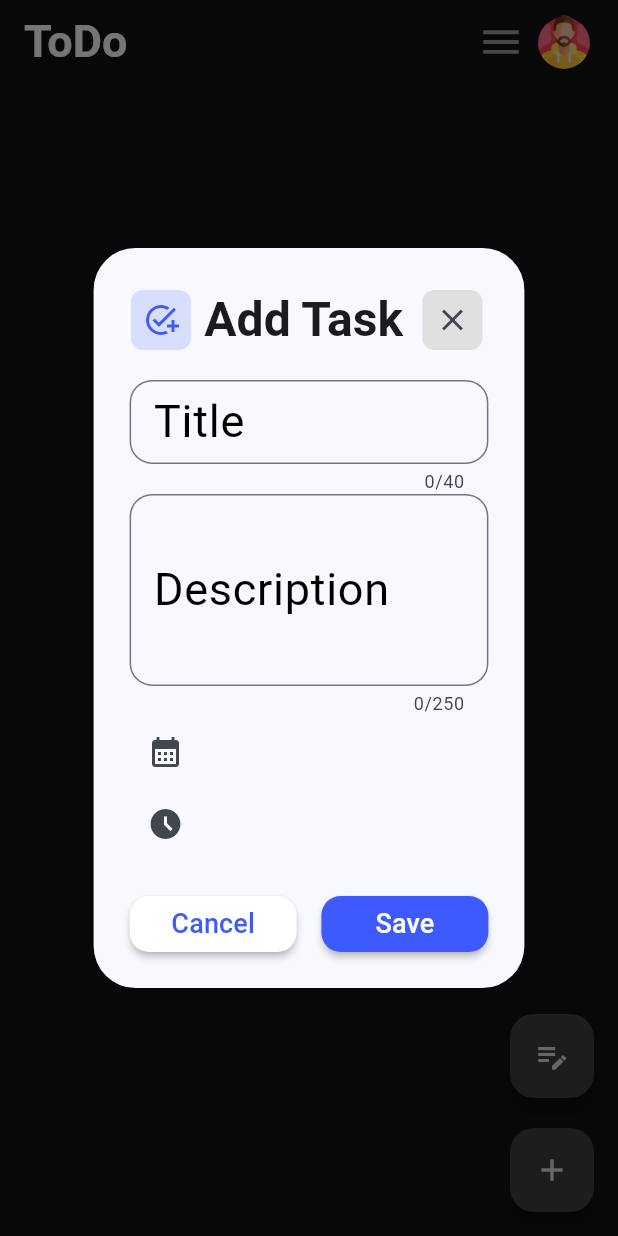
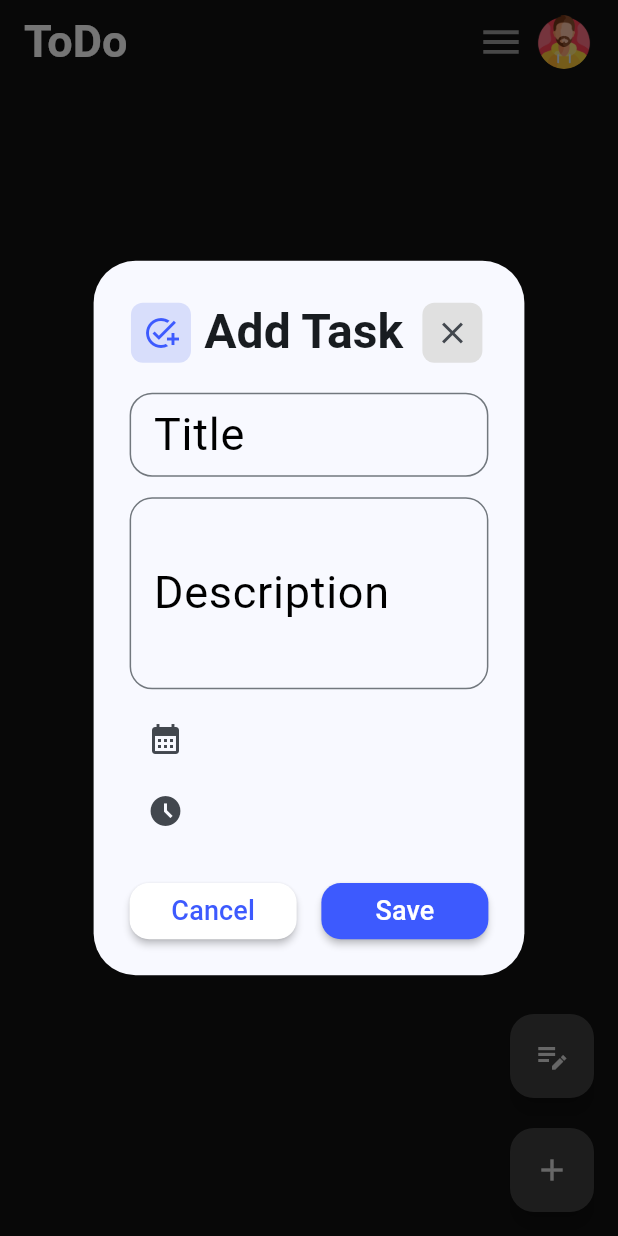
Before and after one commit to KerlosGirgis/Todo, a Flutter app: the screen it shows after launch, after a tap on the "add" icon, on a phone screen of 412 x 824 dp. Run offline on Flutter 3.47's test engine with Material 3 defaults, Android fonts, the phone set to English and light mode, and no system bars; drawn by our look-alikes of auto_size_text; our stand-ins replace file_picker, fl_chart, flutter_local_notifications, flutter_secure_storage, flutter_staggered_animations, fluttertoast and 6 more; missing offline and left inert: flex_color_picker, home_widget; accounts and stored records are empty; Roboto replaces fonts that are missing (arial).

Commit message:
removed max length from tasks and notes UI improvements

```diff
--- a/lib/services/color_provider.dart
+++ b/lib/services/color_provider.dart
@@ -24,6 +24,7 @@ class ColorProvider {
   Color? noteEditorText;
   Color? noteEditorButtons;
   Color? appBarIcons;
+  Color? moreLess;
 
   ColorProvider(this.theme) {
     if (theme == 1) {
@@ -50,6 +51,7 @@ class ColorProvider {
       noteEditorText=Colors.white;
       noteEditorButtons=Colors.white;
       appBarIcons=Colors.grey;
+      moreLess = const Color(0xff90CAF9);
 
     } else {
       floatingActionButtonBackground = Color(0xff3D5AFE);
@@ -75,6 +77,7 @@ class ColorProvider {
       noteEditorText=Colors.black;
       noteEditorButtons=Colors.black;
       appBarIcons=const Color(0xff616161);
+      moreLess = const Color(0xff3D5AFE);
     }
   }
 }
--- a/lib/view/pages/notes_page.dart
+++ b/lib/view/pages/notes_page.dart
@@ -215,7 +215,7 @@ class _NotesPageState extends State<NotesPage> {
                                                 children: [
                                                   Center(
                                                     child: Text(
-                                                      maxLines: 5,
+                                                      maxLines: 4,
                                                       textAlign:
                                                           TextAlign.center,
                                                       overflow:
--- a/lib/view/widgets/add_note_dialog.dart
+++ b/lib/view/widgets/add_note_dialog.dart
@@ -79,7 +79,6 @@ class AddNoteDialog extends StatelessWidget {
                   TextField(
                     controller: titleController,
                     maxLines: 1,
-                    maxLength: 50,
                     decoration: InputDecoration(
                         labelText: "Title",
                         labelStyle: TextStyle(
--- a/lib/view/widgets/add_task_dialog.dart
+++ b/lib/view/widgets/add_task_dialog.dart
@@ -73,7 +73,7 @@ class AddTaskDialog extends StatelessWidget {
                   TextField(
                     controller: titleController,
                     maxLines: 1,
-                    maxLength: 40,
+
                     decoration: InputDecoration(
                         labelText: "Title",
                         labelStyle: TextStyle(
@@ -82,11 +82,11 @@ class AddTaskDialog extends StatelessWidget {
                         border: OutlineInputBorder(
                             borderRadius: BorderRadius.circular(15))),
                   ),
+                  Padding(padding: EdgeInsets.only(bottom: MediaQuery.sizeOf(context).height/60)),
                   TextField(
                     controller: descController,
                     keyboardType: TextInputType.multiline,
                     maxLines: 4,
-                    maxLength: 250,
                     decoration: InputDecoration(
                         labelText: "Description",
                         labelStyle: TextStyle(
@@ -95,6 +95,7 @@ class AddTaskDialog extends StatelessWidget {
                         border: OutlineInputBorder(
                             borderRadius: BorderRadius.circular(15))),
                   ),
+                  Padding(padding: EdgeInsets.only(bottom: MediaQuery.sizeOf(context).height/90)),
                   Row(
                     mainAxisSize: MainAxisSize.min,
                     children: [
--- a/lib/view/widgets/reorder_notes_dialog.dart
+++ b/lib/view/widgets/reorder_notes_dialog.dart
@@ -43,14 +43,14 @@ class ReorderNotesDialog extends StatelessWidget {
                   const Spacer(
                     flex: 10,
                   ),
-                  const Text(
+                  Text(
                     "Reorder",
                     maxLines: 1,
                     textAlign: TextAlign.center,
                     style: TextStyle(
                         fontWeight: FontWeight.bold,
                         fontSize: 32,
-                        color: Colors.white),
+                        color: user.colorProvider.homePageText),
                     overflow: TextOverflow.clip,
                   ),
                   const Spacer(
@@ -90,7 +90,7 @@ class ReorderNotesDialog extends StatelessWidget {
                                         Orientation.portrait
                                 ? (MediaQuery.sizeOf(context).height / 11) *
                                     notes.notes.length
-                                : MediaQuery.sizeOf(context).height / 2.5,
+                                : MediaQuery.sizeOf(context).height / 2.8,
                             width: MediaQuery.sizeOf(context).width,
                             child: ReorderableListView.builder(
                               itemCount: notes.notes.length,
--- a/lib/view/widgets/update_note_dialog.dart
+++ b/lib/view/widgets/update_note_dialog.dart
@@ -79,7 +79,6 @@ class UpdateNoteDialog extends StatelessWidget {
                   TextField(
                     controller: titleController,
                     maxLines: 1,
-                    maxLength: 50,
                     decoration: InputDecoration(
                         labelText: "Title",
                         labelStyle: TextStyle(
--- a/lib/view/widgets/update_task_dialog.dart
+++ b/lib/view/widgets/update_task_dialog.dart
@@ -77,7 +77,6 @@ class UpdateTaskDialog extends StatelessWidget {
                 TextField(
                   controller: titleController,
                   maxLines: 1,
-                  maxLength: 40,
                   decoration: InputDecoration(
                       labelText: "Title",
                       labelStyle: TextStyle(
@@ -86,11 +85,11 @@ class UpdateTaskDialog extends StatelessWidget {
                       border: OutlineInputBorder(
                           borderRadius: BorderRadius.circular(15))),
                 ),
+                Padding(padding: EdgeInsets.only(bottom: MediaQuery.sizeOf(context).height/60)),
                 TextField(
                   controller: descController,
                   keyboardType: TextInputType.multiline,
                   maxLines: 4,
-                  maxLength: 250,
                   decoration: InputDecoration(
                       labelText: "Description",
                       labelStyle: TextStyle(
@@ -99,6 +98,7 @@ class UpdateTaskDialog extends StatelessWidget {
                       border: OutlineInputBorder(
                           borderRadius: BorderRadius.circular(15))),
                 ),
+                Padding(padding: EdgeInsets.only(bottom: MediaQuery.sizeOf(context).height/90)),
                 Row(
                   mainAxisSize: MainAxisSize.min,
                   children: [
--- a/pubspec.yaml
+++ b/pubspec.yaml
@@ -58,6 +58,7 @@ dependencies:
   timezone: ^0.10.0
   uuid: ^4.5.1
   fl_chart: ^0.70.0
+  readmore: ^3.0.0
 
 dev_dependencies:
   flutter_test:
```
Also changed, not shown: lib/view/pages/todo_page.dart (+8 -1 lines), pubspec.lock.
